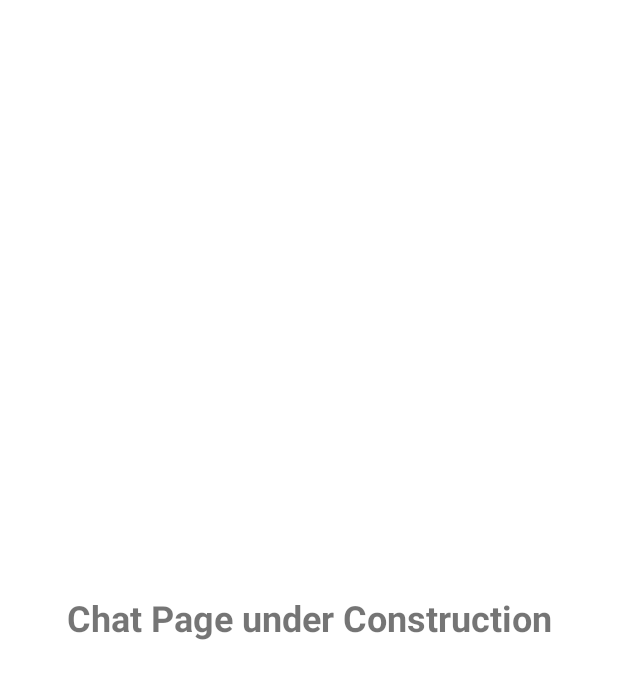
After one commit to shruti8301/Breezy, an Android app: the fragment ChatFragment shown on its own in the app's theme, on a phone screen of 412 x 824 dp. The commit adds this screen. Shown: the top 679 px of the screen. Run offline under Robolectric (Android 15) with nearby library versions, the phone set to English and light mode, and no system bars; our stand-ins replace ButterKnife; Roboto replaces fonts that are not available here.

Commit message:
Added Fragments and Butterknife

```diff
--- /dev/null
+++ b/app/src/main/java/com/example/breezy/fragments/ChatFragment.java
@@ -0,0 +1,28 @@
+package com.example.breezy.fragments;
+
+import android.os.Bundle;
+
+import androidx.fragment.app.Fragment;
+
+import android.view.LayoutInflater;
+import android.view.View;
+import android.view.ViewGroup;
+
+import com.example.breezy.R;
+
+import butterknife.ButterKnife;
+
+public class ChatFragment extends Fragment {
+
+    public ChatFragment() {
+    }
+
+    @Override
+    public View onCreateView(LayoutInflater inflater, ViewGroup container, Bundle savedInstanceState) {
+        View root = inflater.inflate(R.layout.fragment_chat, container, false);
+
+        ButterKnife.bind(this, root);
+
+        return root;
+    }
+}
--- /dev/null
+++ b/app/src/main/res/layout/fragment_chat.xml
@@ -0,0 +1,21 @@
+<?xml version="1.0" encoding="utf-8"?>
+<FrameLayout xmlns:android="http://schemas.android.com/apk/res/android"
+    xmlns:app="http://schemas.android.com/apk/res-auto"
+    xmlns:tools="http://schemas.android.com/tools"
+    android:layout_width="match_parent"
+    android:layout_height="match_parent"
+    tools:context=".fragments.ChatFragment">
+
+    <TextView
+        android:layout_width="match_parent"
+        android:layout_height="match_parent"
+        android:gravity="center"
+        android:text="Chat Page under Construction"
+        android:textSize="24sp"
+        android:textStyle="bold"
+        app:layout_constraintBottom_toBottomOf="parent"
+        app:layout_constraintEnd_toEndOf="parent"
+        app:layout_constraintStart_toStartOf="parent"
+        app:layout_constraintTop_toTopOf="parent" />
+
+</FrameLayout>
--- a/app/src/main/res/values/colors.xml
+++ b/app/src/main/res/values/colors.xml
@@ -7,4 +7,6 @@
     <color name="teal_700">#FF018786</color>
     <color name="black">#FF000000</color>
     <color name="white">#FFFFFFFF</color>
+
+    <color name="primaryVariant">#1B2155</color>
 </resources>
--- a/app/src/main/res/values/strings.xml
+++ b/app/src/main/res/values/strings.xml
@@ -1,5 +1,3 @@
 <resources>
     <string name="app_name">Breezy</string>
-    <!-- TODO: Remove or change this placeholder text -->
-    <string name="hello_blank_fragment">Hello blank fragment</string>
 </resources>
```
Also changed, not shown: app/build.gradle (+12 -6 lines), app/src/main/java/com/example/breezy/fragments/HomeFragment.java (added, +28 -0 lines), app/src/main/java/com/example/breezy/fragments/ProfileFragment.java (added, +28 -0 lines), app/src/main/res/layout/fragment_home.xml (added, +21 -0 lines), app/src/main/res/layout/fragment_profile.xml (added, +21 -0 lines), app/src/main/res/menu/menu.xml (+8 -6 lines).
